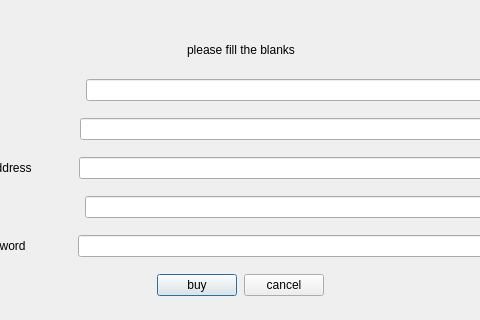
Above: mfbuy.ui from melika-ag8/finalfoof before the change; both pictures show x 110 to 590 and y 280 to 600 of the 700 by 600 pixel window. Below: the same form after it.
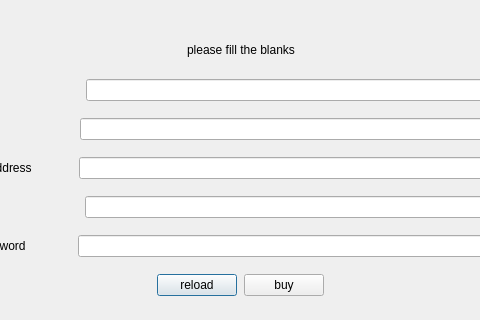
That is the form after the change. Icons and pictures are not drawn.

```diff
--- a/mfbuy.ui
+++ b/mfbuy.ui
@@ -379,16 +379,16 @@
          </spacer>
         </item>
         <item>
-         <widget class="QPushButton" name="finish">
+         <widget class="QPushButton" name="reload">
           <property name="text">
-           <string>buy</string>
+           <string>reload</string>
           </property>
          </widget>
         </item>
         <item>
-         <widget class="QPushButton" name="cancel">
+         <widget class="QPushButton" name="finish">
           <property name="text">
-           <string>cancel</string>
+           <string>buy</string>
           </property>
          </widget>
         </item>
```
